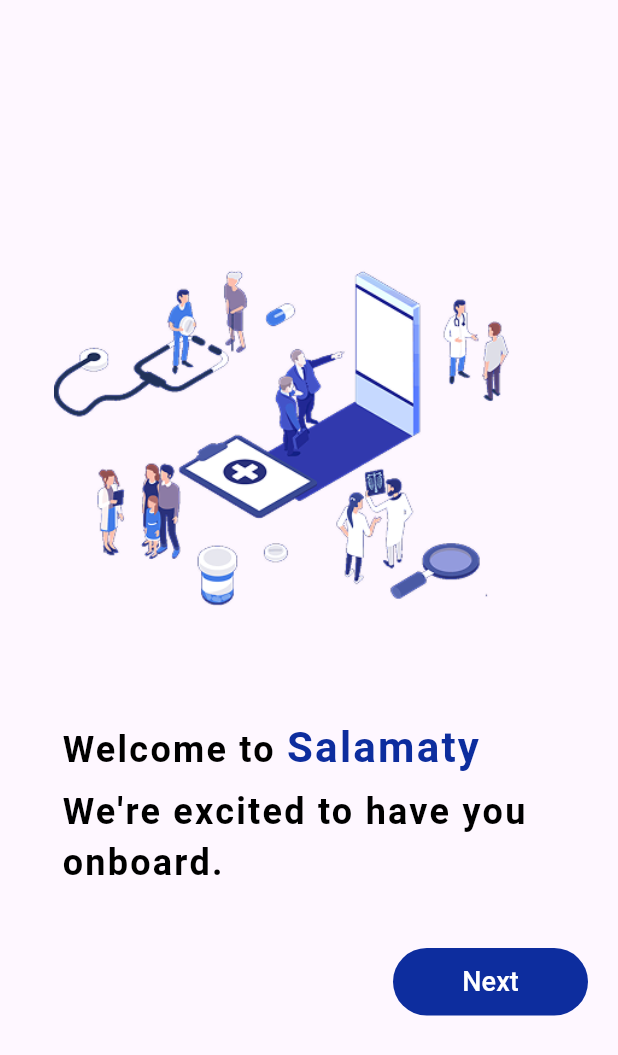
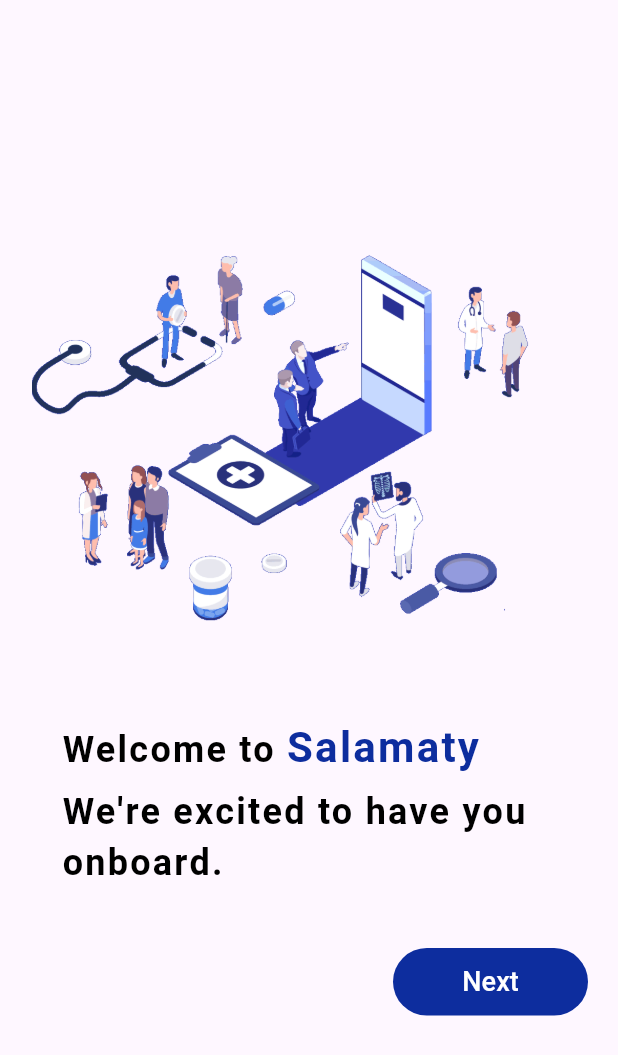
Before and after one commit to Yasmeen-Adel/SALAMATY, a Flutter app: the screen it shows after launch, on a phone screen of 412 x 824 dp. Shown: the top 1055 px of the screen. Run offline on Flutter 3.47's test engine with Material 3 defaults, Android fonts, the phone set to English and light mode, and no system bars; our stand-ins replace animated_text_kit, get_it, shared_preferences.

Commit message:
Update splash screen UI

```diff
--- a/lib/features/splash/presentation/views/widgets/splash2_image.dart
+++ b/lib/features/splash/presentation/views/widgets/splash2_image.dart
@@ -7,9 +7,9 @@
   Widget build(BuildContext context) {
     return Center(
       child: Image.asset(
-        'assets/images/splash2.png',
+        'assets/images/spalsh2.gif',
         height: 300,
-        width: 320,
+        width: 350,
       ),
     );
   }
--- a/lib/main.dart
+++ b/lib/main.dart
@@ -1,6 +1,6 @@
 import 'package:flutter/material.dart';
 import 'package:salamaty/core/helper_functions/on_generate_route.dart';
-import 'package:salamaty/features/splash/presentation/views/splash_screen2.dart';
+// import 'package:salamaty/features/splash/presentation/views/splash_screen2.dart';
 import 'package:salamaty/features/splash/presentation/views/splash_screen.dart';
 
 void main() {
@@ -15,7 +15,7 @@
       title: 'Salamaty',
       // home:SplashScreen(),
       onGenerateRoute: onGenerateRoute,
-      initialRoute: SplashScreen2.routeName,
+      initialRoute: SplashScreen.routeName,
 
     );
   }
```
Also changed, not shown: assets/images/spalsh2.gif (added).
